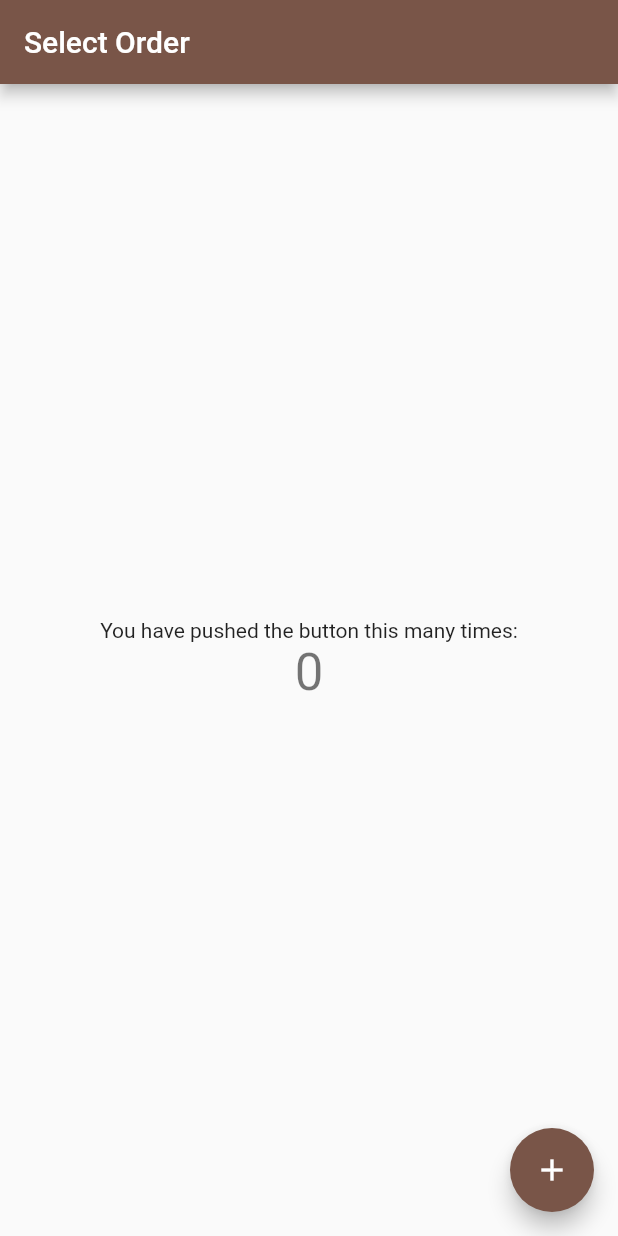
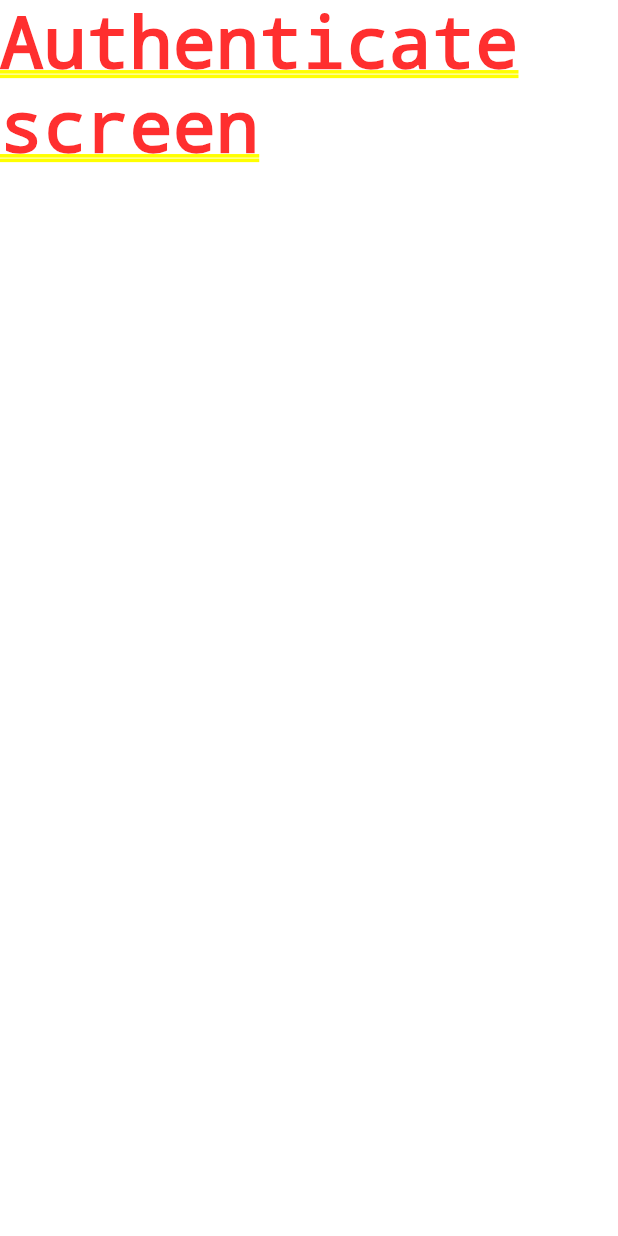
Before and after one commit to patelprashant/brew_me_coffee, a Flutter app: the screen it shows after launch, on a phone screen of 412 x 824 dp. Run offline on Flutter 3.47's test engine with Material 2 defaults, Android fonts, the phone set to English and light mode, and no system bars.

Commit message:
Added Wrapper and screens

```diff
--- a/lib/main.dart
+++ b/lib/main.dart
@@ -1,3 +1,4 @@
+import 'package:brew_me_coffee/screens/wrapper.dart';
 import 'package:flutter/material.dart';
 
 void main() => runApp(MyApp());
@@ -6,58 +7,7 @@ class MyApp extends StatelessWidget {
   @override
   Widget build(BuildContext context) {
     return MaterialApp(
-      title: 'Brew Me Coffee',
-      theme: ThemeData(
-        primarySwatch: Colors.brown,
-      ),
-      home: MyHomePage(title: 'Select Order'),
+      home: Wrapper(),
     );
   }
 }
-
-class MyHomePage extends StatefulWidget {
-  MyHomePage({Key key, this.title}) : super(key: key);
-
-  final String title;
-
-  @override
-  _MyHomePageState createState() => _MyHomePageState();
-}
-
-class _MyHomePageState extends State<MyHomePage> {
-  int _counter = 0;
-
-  void _incrementCounter() {
-    setState(() {
-      _counter++;
-    });
-  }
-
-  @override
-  Widget build(BuildContext context) {
-    return Scaffold(
-      appBar: AppBar(
-        title: Text(widget.title),
-      ),
-      body: Center(
-        child: Column(
-          mainAxisAlignment: MainAxisAlignment.center,
-          children: <Widget>[
-            Text(
-              'You have pushed the button this many times:',
-            ),
-            Text(
-              '$_counter',
-              style: Theme.of(context).textTheme.display1,
-            ),
-          ],
-        ),
-      ),
-      floatingActionButton: FloatingActionButton(
-        onPressed: _incrementCounter,
-        tooltip: 'Increment',
-        child: Icon(Icons.add),
-      ),
-    );
-  }
-}
--- /dev/null
+++ b/lib/screens/auth/authentication.dart
@@ -0,0 +1,13 @@
+import 'package:flutter/material.dart';
+
+class Authenticate extends StatefulWidget {
+  @override
+  _AuthenticateState createState() => _AuthenticateState();
+}
+
+class _AuthenticateState extends State<Authenticate> {
+  @override
+  Widget build(BuildContext context) {
+    return Container(child: Text("Authenticate screen"));
+  }
+}
--- /dev/null
+++ b/lib/screens/home/home.dart
@@ -0,0 +1,10 @@
+import 'package:flutter/material.dart';
+
+class Home extends StatelessWidget {
+  @override
+  Widget build(BuildContext context) {
+    return Container(
+      child: Text("Home Screen"),
+    );
+  }
+}
--- /dev/null
+++ b/lib/screens/wrapper.dart
@@ -0,0 +1,11 @@
+import 'package:brew_me_coffee/screens/auth/authentication.dart';
+import 'package:brew_me_coffee/screens/home/home.dart';
+import 'package:flutter/material.dart';
+
+class Wrapper extends StatelessWidget {
+  @override
+  Widget build(BuildContext context) {
+    //TODO: return home or authenticate screen
+    return Authenticate();
+  }
+}
```
